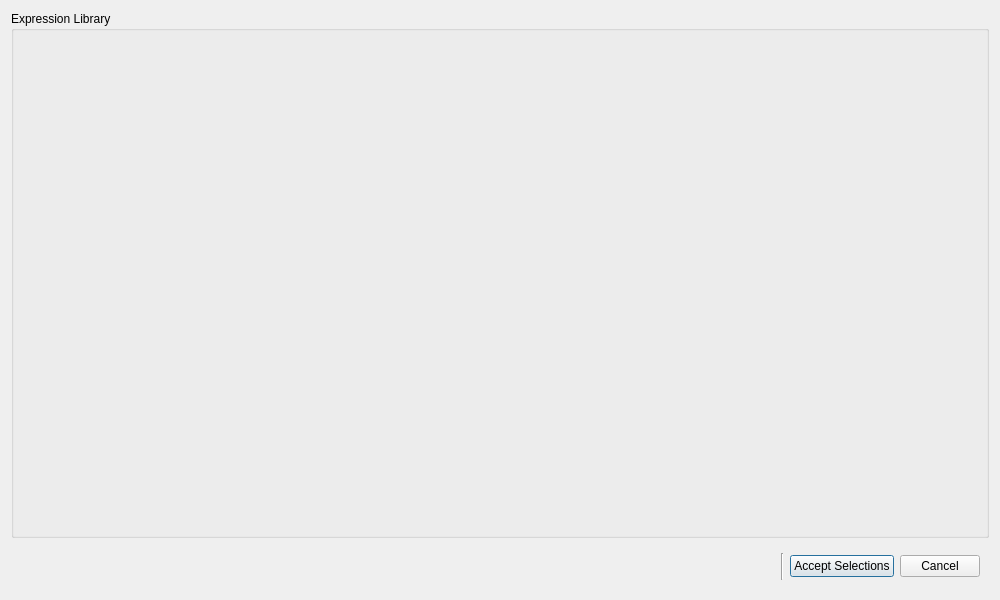
psrc/urbansim, file opus_gui/config/generalmanager/all_variables_select.ui: the form before one commit.
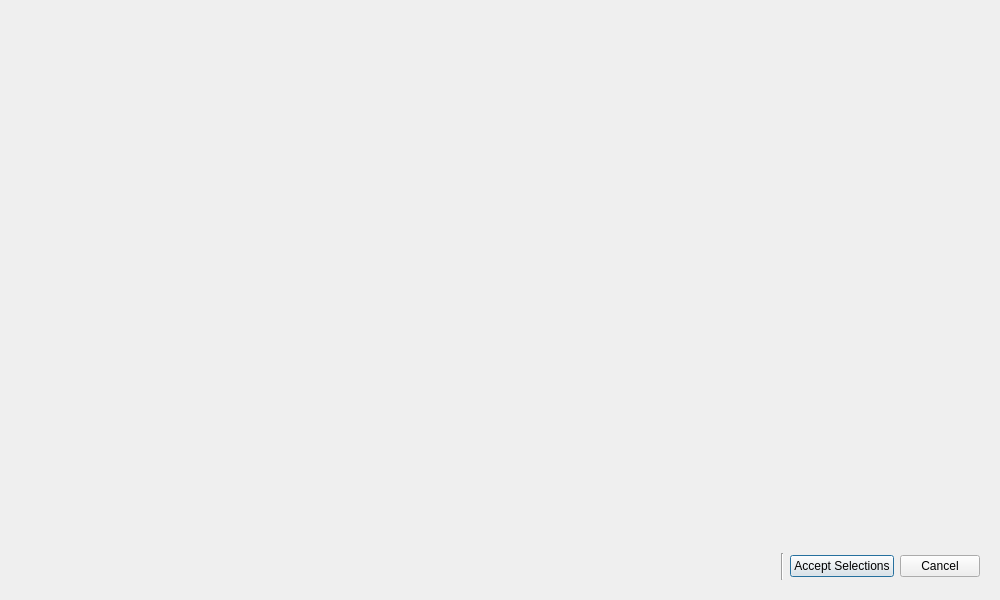
The form after the commit.

Commit message: fixing error with layout object name changing

```diff
--- a/opus_gui/config/generalmanager/all_variables_select.ui
+++ b/opus_gui/config/generalmanager/all_variables_select.ui
@@ -12,13 +12,10 @@
   <property name="windowTitle" >
    <string>Dialog</string>
   </property>
-  <layout class="QVBoxLayout" >
+  <layout class="QVBoxLayout" name="verticalLayout" >
    <item>
-    <widget class="QGroupBox" name="variableBox" >
-     <property name="title" >
-      <string>Expression Library</string>
-     </property>
-     <layout class="QGridLayout" />
+    <widget class="QWidget" native="1" name="variableBox" >
+     <layout class="QGridLayout" name="gridLayout" />
     </widget>
    </item>
    <item>
```
Left out of the diff: 4 changed lines with no effect on the pictures. The commit also changes 5 other files.
